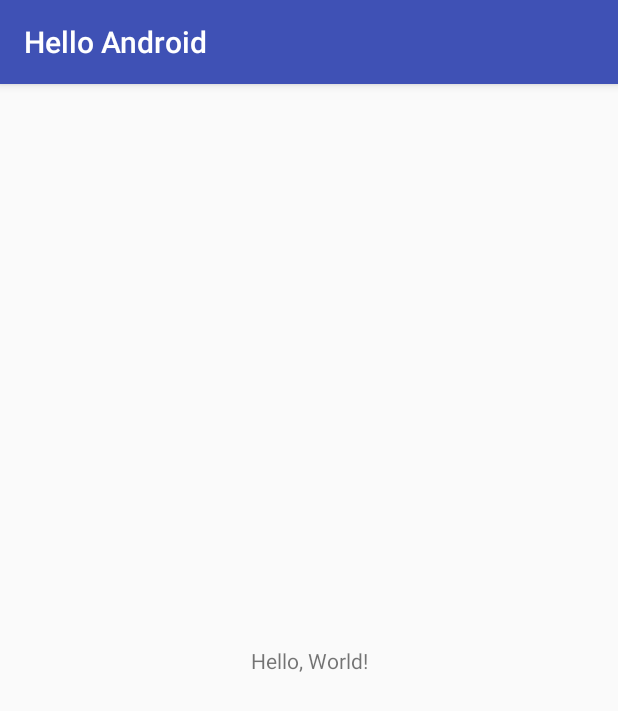
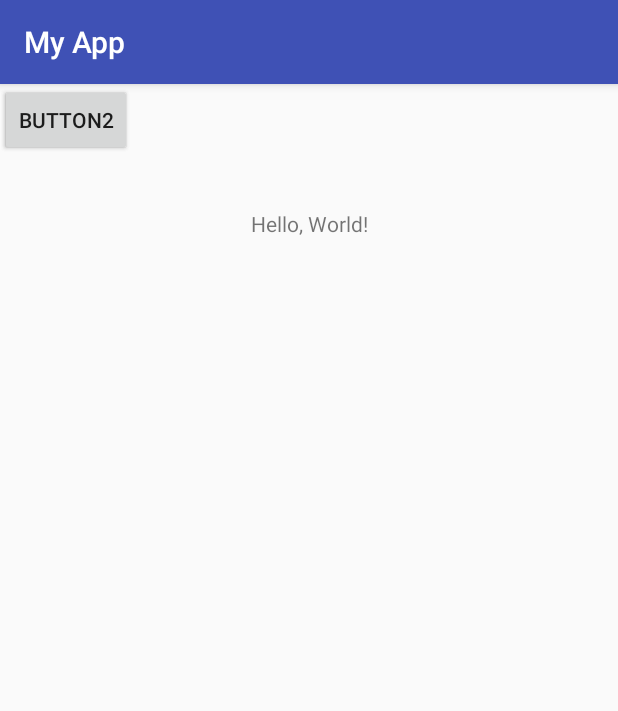
Before and after one commit to DkRunker/HelloAndroid, an Android app: the screen it shows after launch (MyActivity), on a phone screen of 412 x 824 dp. Shown: the top 711 px of the screen. Run offline under Robolectric (Android 15) with nearby library versions, the phone set to English and light mode, and no system bars.

Commit message:
Añadidos botones para el manejo de funciones en Java //TODO topClick bottomClick

```diff
--- a/app/src/main/res/layout/my_layout.xml
+++ b/app/src/main/res/layout/my_layout.xml
@@ -9,10 +9,29 @@
     <TextView
         android:layout_width="wrap_content"
         android:layout_height="wrap_content"
-        android:text="Hello, World!"
+        android:text="@string/Hello"
         app:layout_constraintBottom_toBottomOf="parent"
+        app:layout_constraintHorizontal_bias="0.501"
         app:layout_constraintLeft_toLeftOf="parent"
         app:layout_constraintRight_toRightOf="parent"
-        app:layout_constraintTop_toTopOf="parent" />
+        app:layout_constraintTop_toTopOf="parent"
+        app:layout_constraintVertical_bias="0.111" />
 
+    <Button
+        android:id="@+id/button"
+        android:layout_width="wrap_content"
+        android:layout_height="wrap_content"
+        android:onClick="topClick"
+        android:text="Button1"
+        tools:layout_editor_absoluteX="147dp"
+        tools:layout_editor_absoluteY="94dp" />
+
+    <Button
+        android:id="@+id/button2"
+        android:layout_width="wrap_content"
+        android:layout_height="wrap_content"
+        android:onClick="bottomClick"
+        android:text="Button2"
+        tools:layout_editor_absoluteX="148dp"
+        tools:layout_editor_absoluteY="191dp" />
 </android.support.constraint.ConstraintLayout>
--- a/app/src/main/res/values/strings.xml
+++ b/app/src/main/res/values/strings.xml
@@ -1,3 +1,5 @@
 <resources>
-    <string name="app_name">Hello Android</string>
+    <string name="app_name">My App</string>
+    <string name="topClick" />
+    <string name="Hello">Hello, World!</string>
 </resources>
```
